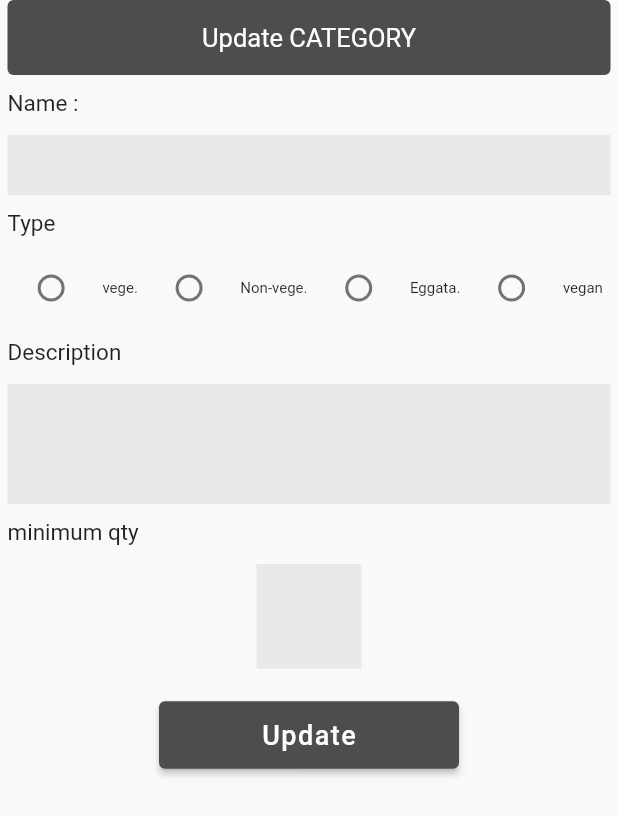
After one commit to htask7878/onlinedatabase_p1, a Flutter app: the update screen opened directly, on a phone screen of 412 x 824 dp. The commit adds this screen. Shown: the top 816 px of the screen. Run offline on Flutter 3.47's test engine with Material 2 defaults, Android fonts, the phone set to English and light mode, and no system bars; network calls fail.

Commit message:
Initial commit

```diff
--- a/lib/main.dart
+++ b/lib/main.dart
@@ -21,9 +21,10 @@ class _homeState extends State<home> {
   TextEditingController t1 = TextEditingController();
   TextEditingController t2 = TextEditingController();
   TextEditingController t3 = TextEditingController();
-  dynamic type, cat_type, cat_name, cat_description, cat_qty;
-  bool ty = false;
+  dynamic cat_type, cat_name, cat_description, cat_qty;
+  String type = "";
   Color c = Color(0xffe9e9e9);
+  bool isButton = true;
 
   @override
   Widget build(BuildContext context) {
@@ -91,8 +92,7 @@ class _homeState extends State<home> {
                       groupValue: type,
                       onChanged: (value) {
                         setState(() {
-                          type = value;
-                          ty = true;
+                          type = value.toString();
                         });
                       },
                     ),
@@ -102,8 +102,7 @@ class _homeState extends State<home> {
                       groupValue: type,
                       onChanged: (value) {
                         setState(() {
-                          type = value;
-                          ty = true;
+                          type = value.toString();
                         });
                       },
                     ),
@@ -113,8 +112,7 @@ class _homeState extends State<home> {
                       groupValue: type,
                       onChanged: (value) {
                         setState(() {
-                          type = value;
-                          ty = true;
+                          type = value.toString();
                         });
                       },
                     ),
@@ -124,8 +122,7 @@ class _homeState extends State<home> {
                       groupValue: type,
                       onChanged: (value) {
                         setState(() {
-                          type = value;
-                          ty = true;
+                          type = value.toString();
                         });
                       },
                     ),
@@ -192,10 +189,12 @@ class _homeState extends State<home> {
                 ),
                 ElevatedButton(
                     style: ElevatedButton.styleFrom(
+                      // onSurface: Colors.amber,
                         fixedSize: Size(200, 45),
                         onPrimary: Colors.purpleAccent,
                         primary: Color(0xff4d4d4d)),
                     onPressed: () async {
+                      if (t1.text!=""&&t2.text!=""&&t3.text!=""&&type.isNotEmpty) {
                         cat_name = t1.text;
                         cat_type = type;
                         cat_description = t2.text;
@@ -210,15 +209,14 @@ class _homeState extends State<home> {
                         var response = await http.get(url);
                         print('Response body: ${response.body}');
 
-                      // Navigator.push(context, MaterialPageRoute(
-                      //   builder: (context) {
-                      //     return second();
-                      //   },
-                      // ));
                         setState(() {});
-                      t1.text = "";
-                      t2.text = "";
-                      t3.text = "";
+                        t1.clear();
+                        t2.clear();
+                        t3.clear();
+                        type = "";
+                      }else{
+                        print("This is not possible");
+                      }
                       },
                     child: Text(
                       "submit",
@@ -253,3 +251,138 @@ class _homeState extends State<home> {
     );
   }
 }
+//todo----------------------------------//
+
+// import 'dart:async';
+// import 'dart:convert';
+//
+// import 'package:flutter/material.dart';
+// import 'package:http/http.dart' as http;
+//
+// Future<Album> fetchAlbum() async {
+//   final response = await http.get(
+//     Uri.parse('https://jsonplaceholder.typicode.com/albums/1'),
+//   );
+//
+//   if (response.statusCode == 200) {
+//     // If the server did return a 200 OK response,
+//     // then parse the JSON.
+//     return Album.fromJson(jsonDecode(response.body));
+//   } else {
+//     // If the server did not return a 200 OK response,
+//     // then throw an exception.
+//     throw Exception('Failed to load album');
+//   }
+// }
+//
+// Future<Album> updateAlbum(String title) async {
+//   final response = await http.put(
+//     Uri.parse('https://jsonplaceholder.typicode.com/albums/1'),
+//     headers: <String, String>{
+//       'Content-Type': 'application/json; charset=UTF-8',
+//     },
+//     body: jsonEncode(<String, String>{
+//       'title': title,
+//     }),
+//   );
+//
+//   if (response.statusCode == 200) {
+//     // If the server did return a 200 OK response,
+//     // then parse the JSON.
+//     return Album.fromJson(jsonDecode(response.body));
+//   } else {
+//     // If the server did not return a 200 OK response,
+//     // then throw an exception.
+//     throw Exception('Failed to update album.');
+//   }
+// }
+//
+// class Album {
+//   final int id;
+//   final String title;
+//
+//   const Album({required this.id, required this.title});
+//
+//   factory Album.fromJson(Map<String, dynamic> json) {
+//     return Album(
+//       id: json['id'],
+//       title: json['title'],
+//     );
+//   }
+// }
+//
+// void main() {
+//   runApp(const MyApp( ));
+// }
+//
+// class MyApp extends StatefulWidget {
+//   const MyApp({super.key});
+//
+//   @override
+//   State<MyApp> createState() {
+//     return _MyAppState();
+//   }
+// }
+//
+// class _MyAppState extends State<MyApp> {
+//   final TextEditingController _controller = TextEditingController();
+//   late Future<Album> _futureAlbum;
+//
+//   @override
+//   void initState() {
+//     super.initState();
+//     _futureAlbum = fetchAlbum();
+//   }
+//
+//   @override
+//   Widget build(BuildContext context) {
+//     return MaterialApp(
+//       title: 'Update Data Example',
+//       theme: ThemeData(
+//         primarySwatch: Colors.blue,
+//       ),
+//       home: Scaffold(
+//         appBar: AppBar(
+//           title: const Text('Update Data Example'),
+//         ),
+//         body: Container(
+//           alignment: Alignment.center,
+//           padding: const EdgeInsets.all(8.0),
+//           child: FutureBuilder<Album>(
+//             future: _futureAlbum,
+//             builder: (context, snapshot) {
+//               if (snapshot.connectionState == ConnectionState.done) {
+//                 if (snapshot.hasData) {
+//                   return Column(
+//                     mainAxisAlignment: MainAxisAlignment.center,
+//                     children: <Widget>[
+//                       Text(snapshot.data!.title),
+//                       TextField(
+//                         controller: _controller,
+//                         decoration: const InputDecoration(
+//                           hintText: 'Enter Title',
+//                         ),
+//                       ),
+//                       ElevatedButton(
+//                         onPressed: () {
+//                           setState(() {
+//                             _futureAlbum = updateAlbum(_controller.text);
+//                           });
+//                         },
+//                         child: const Text('Update Data'),
+//                       ),
+//                     ],
+//                   );
+//                 } else if (snapshot.hasError) {
+//                   return Text('${snapshot.error}');
+//                 }
+//               }
+//
+//               return const CircularProgressIndicator();
+//             },
+//           ),
+//         ),
+//       ),
+//     );
+//   }
+// }
--- /dev/null
+++ b/lib/update.dart
@@ -0,0 +1,237 @@
+import 'dart:convert';
+
+import 'package:flutter/material.dart';
+import 'package:http/http.dart' as http;
+
+class update extends StatefulWidget {
+  const update({Key? key}) : super(key: key);
+
+  @override
+  State<update> createState() => _updateState();
+}
+
+class _updateState extends State<update> {
+  TextEditingController t1 = TextEditingController();
+  TextEditingController t2 = TextEditingController();
+  TextEditingController t3 = TextEditingController();
+  dynamic type, cat_type, cat_name, cat_description, cat_qty;
+  Color c = Color(0xffe9e9e9);
+//-----------------------------//
+  List map = [];
+  Future update() async {
+    var url = Uri.parse('');
+    var response =await http.get(url);
+
+    print(response.body);
+    map =jsonDecode(response.body);
+    // return map;
+  }
+
+  // @override
+  // void initState() {
+  //   super.initState();
+  //   t1.text;
+  //   t2.text;
+  //   t3.text;
+  //   type;
+  // }
+
+  @override
+  Widget build(BuildContext context) {
+    return Scaffold(
+      body: SafeArea(
+        top: true,
+        child: SingleChildScrollView(
+          child: Container(
+            margin: EdgeInsets.only(right: 5, left: 5),
+            child: Column(
+              mainAxisAlignment: MainAxisAlignment.start,
+              children: [
+                Ink(
+                  child: Center(
+                      child: Text(
+                    "Update CATEGORY",
+                    style: TextStyle(color: Colors.white, fontSize: 17),
+                  )),
+                  height: 50,
+                  width: double.infinity,
+                  decoration: BoxDecoration(
+                      color: Color(0xff4d4d4d),
+                      borderRadius: BorderRadius.all(Radius.circular(4))),
+                ),
+                SizedBox(
+                  height: 10,
+                ),
+                SizedBox(
+                  child: Text("Name : ",
+                      style: TextStyle(fontSize: 15),
+                      textAlign: TextAlign.start),
+                  height: 20,
+                  width: double.infinity,
+                ),
+                SizedBox(
+                  height: 10,
+                ),
+                Ink(
+                    height: 40,
+                    color: Color(0xffe9e9e9),
+                    child: TextField(
+                        controller: t1,
+                        decoration: InputDecoration(
+                          border: OutlineInputBorder(
+                              borderSide: BorderSide.none,
+                              borderRadius:
+                                  BorderRadius.all(Radius.circular(5))),
+                        ))),
+                SizedBox(height: 10),
+                SizedBox(
+                  child: Text("Type ",
+                      style: TextStyle(fontSize: 15),
+                      textAlign: TextAlign.start),
+                  // height: 20,
+                  width: double.infinity,
+                ),
+                SizedBox(
+                  height: 10,
+                ),
+                Row(
+                  mainAxisAlignment: MainAxisAlignment.spaceAround,
+                  children: [
+                    Radio(
+                      value: "vegetarian",
+                      groupValue: type,
+                      onChanged: (value) {
+                        setState(() {
+                          type = value;
+                        });
+                      },
+                    ),
+                    Text("vege.", style: TextStyle(fontSize: 10)),
+                    Radio(
+                      value: "Non-vegetarian",
+                      groupValue: type,
+                      onChanged: (value) {
+                        setState(() {
+                          type = value;
+                        });
+                      },
+                    ),
+                    Text("Non-vege.", style: TextStyle(fontSize: 10)),
+                    Radio(
+                      value: "Eggatarian",
+                      groupValue: type,
+                      onChanged: (value) {
+                        setState(() {
+                          type = value;
+                        });
+                      },
+                    ),
+                    Text("Eggata.", style: TextStyle(fontSize: 10)),
+                    Radio(
+                      value: "vegan",
+                      groupValue: type,
+                      onChanged: (value) {
+                        setState(() {
+                          type = value;
+                        });
+                      },
+                    ),
+                    Text("vegan", style: TextStyle(fontSize: 10)),
+                  ],
+                ),
+                SizedBox(
+                  height: 10,
+                ),
+                SizedBox(
+                  child: Text("Description",
+                      style: TextStyle(fontSize: 15),
+                      textAlign: TextAlign.start),
+                  height: 20,
+                  width: double.infinity,
+                ),
+                SizedBox(
+                  height: 10,
+                ),
+                Ink(
+                    height: 80,
+                    color: Color(0xffe9e9e9),
+                    child: TextField(
+                        controller: t2,
+                        minLines: 1,
+                        maxLines: 10,
+                        decoration: InputDecoration(
+                          border: OutlineInputBorder(
+                              borderSide: BorderSide.none,
+                              borderRadius:
+                                  BorderRadius.all(Radius.circular(5))),
+                        ))),
+                SizedBox(
+                  height: 10,
+                ),
+                SizedBox(
+                  child: Text("minimum qty",
+                      style: TextStyle(fontSize: 15),
+                      textAlign: TextAlign.start),
+                  height: 20,
+                  width: double.infinity,
+                ),
+                SizedBox(
+                  height: 10,
+                ),
+                Container(
+                    alignment: Alignment.centerLeft,
+                    height: 70,
+                    width: 70,
+                    color: Color(0xffe9e9e9),
+                    child: TextField(
+                        controller: t3,
+                        minLines: 1,
+                        maxLines: 5,
+                        keyboardType: TextInputType.number,
+                        decoration: InputDecoration(
+                          border: OutlineInputBorder(
+                              borderSide: BorderSide.none,
+                              borderRadius:
+                                  BorderRadius.all(Radius.circular(5))),
+                        ))),
+                SizedBox(
+                  height: 20,
+                ),
+                ElevatedButton(
+                    style: ElevatedButton.styleFrom(
+                        fixedSize: Size(200, 45),
+                        onPrimary: Colors.purpleAccent,
+                        primary: Color(0xff4d4d4d)),
+                    onPressed: () async {
+                      cat_name = t1.text;
+                      cat_type = type;
+                      cat_description = t2.text;
+                      cat_qty = t3.text;
+                      print("name = $cat_name");
+                      print("type = $cat_type");
+                      print("desc = $cat_description");
+                      print("qty = $cat_qty");
+
+                      var url = Uri.parse(
+                          'https://pdfile7.000webhostapp.com/firstdata/getdata1.php?cat_type=$cat_type&cat_name=$cat_name&cat_description=$cat_description&cat_qty=$cat_qty');
+                      var response = await http.get(url);
+                      print('Response body: ${response.body}');
+                      // Navigator.pushReplacement(context, MaterialPageRoute(builder: (context) => second(),));
+                      setState(() {});
+                      t1.text = "";
+                      t2.text = "";
+                      t3.text = "";
+                    },
+                    child: Text(
+                      "Update",
+                      style: TextStyle(
+                          fontSize: 18, letterSpacing: 1, color: Colors.white),
+                    )),
+              ],
+            ),
+          ),
+        ),
+      ),
+    );
+  }
+}
```
Also changed, not shown: lib/demo.dart (added, +133 -0 lines), lib/second.dart (+42 -61 lines). Lines whose indentation alone changed are shown as unchanged.
